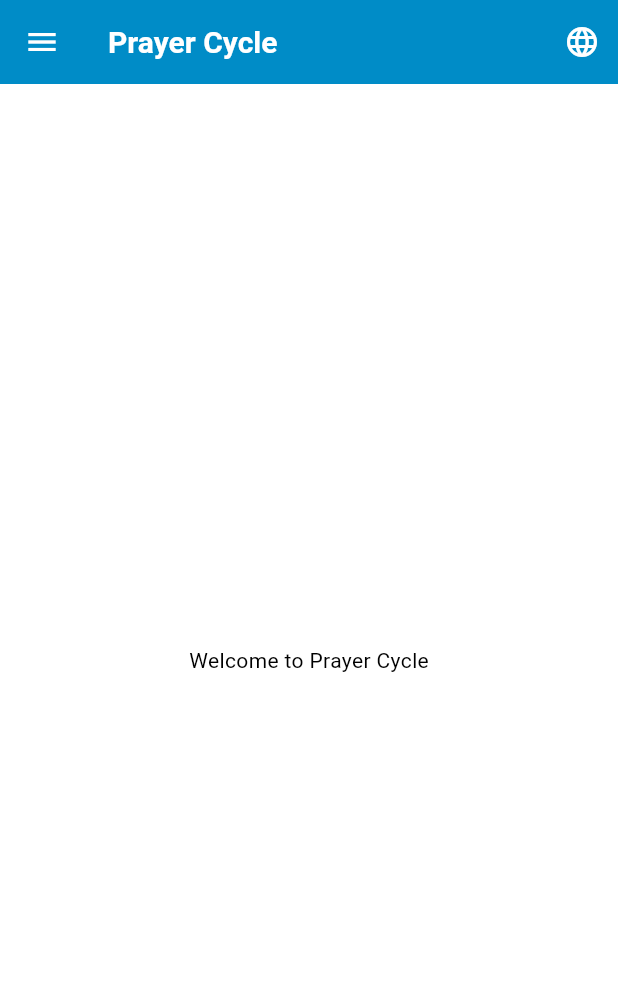
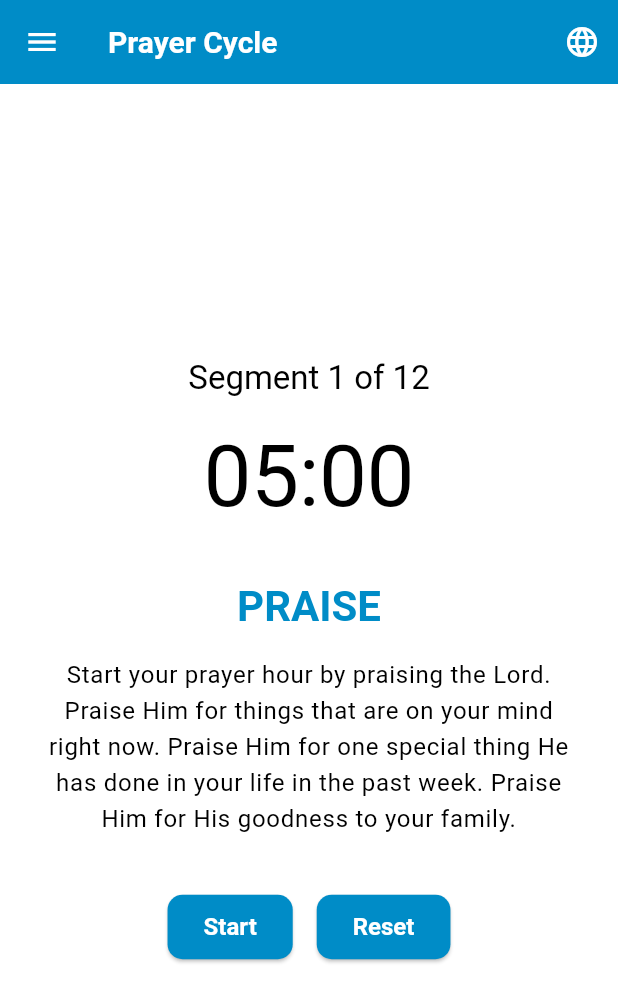
Before and after one commit to ZumeProject/prayer-cycle, a Flutter app: the screen it shows after launch, on a phone screen of 412 x 824 dp. Shown: the top 1002 px of the screen. Run offline on Flutter 3.47's test engine with Material 3 defaults, Android fonts, the light colour scheme and no system bars; our stand-ins replace audioplayers, shared_preferences; generated files the repository leaves out were written again.

Commit message:
Add audioplayers dependency and integrate PrayerTimer widget in HomeScreen. Update plugin registration for Linux and Windows platforms.

```diff
--- a/lib/screens/home_screen.dart
+++ b/lib/screens/home_screen.dart
@@ -2,6 +2,7 @@ import 'package:flutter/material.dart';
 import '../l10n/app_localizations.dart';
 import '../widgets/drawer_menu.dart';
 import '../widgets/language_selector.dart';
+import '../widgets/prayer_timer.dart';
 
 class HomeScreen extends StatelessWidget {
   final Function(Locale)? setLocale;
@@ -24,9 +25,7 @@ class HomeScreen extends StatelessWidget {
         ],
       ),
       drawer: DrawerMenu(setLocale: setLocale),
-      body: const Center(
-        child: Text('Welcome to Prayer Cycle'),
-      ),
+      body: const PrayerTimer(),
     );
   }
 }
--- /dev/null
+++ b/lib/widgets/prayer_timer.dart
@@ -0,0 +1,203 @@
+import 'dart:async';
+import 'package:flutter/material.dart';
+import 'package:audioplayers/audioplayers.dart';
+
+class PrayerTimer extends StatefulWidget {
+  const PrayerTimer({super.key});
+
+  @override
+  State<PrayerTimer> createState() => _PrayerTimerState();
+}
+
+class _PrayerTimerState extends State<PrayerTimer> {
+  final List<Map<String, String>> _segments = [
+    {
+      'title': 'PRAISE',
+      'description': 'Start your prayer hour by praising the Lord. Praise Him for things that are on your mind right now. Praise Him for one special thing He has done in your life in the past week. Praise Him for His goodness to your family.',
+    },
+    {
+      'title': 'WAIT',
+      'description': 'Spend time waiting on the Lord. Be silent and let Him pull together reflections for you.',
+    },
+    {
+      'title': 'CONFESS',
+      'description': 'Ask the Holy Spirit to show you anything in your life that might be displeasing to Him. Ask Him to point out attitudes that are wrong, as well as specific acts for which you have not yet made a prayer of confession. Now confess that to the Lord so that you might be cleansed.',
+    },
+    {
+      'title': 'READ THE WORD',
+      'description': 'Spend time reading in the Psalms, in the prophets, or passages on prayer located in the New Testament.',
+    },
+    {
+      'title': 'ASK',
+      'description': 'Make requests on behalf of yourself.',
+    },
+    {
+      'title': 'INTERCESSION',
+      'description': 'Make requests on behalf of others.',
+    },
+    {
+      'title': 'PRAY THE WORD',
+      'description': 'Pray specific passages. Scriptural prayers as well as a number of Psalms lend themselves well to this purpose.',
+    },
+    {
+      'title': 'THANK',
+      'description': 'Give thanks to the Lord for the things in your life, on behalf of your family, and on behalf of your church.',
+    },
+    {
+      'title': 'SING',
+      'description': 'Sing songs of praise or worship or another hymn or spiritual song.',
+    },
+    {
+      'title': 'MEDITATE',
+      'description': 'Ask the Lord to speak to you. Have a pen and paper ready to record impressions He gives you.',
+    },
+    {
+      'title': 'LISTEN',
+      'description': 'Spend time merging the things you have read, things you have prayed and things you have sung and see how the Lord brings them all together to speak to you.',
+    },
+    {
+      'title': 'PRAISE',
+      'description': 'Praise the Lord for the time you have had to spend with Him and the impressions He has given you. Praise Him for His glorious attributes.',
+    },
+  ];
+
+  int _currentSegment = 0;
+  int _timeRemaining = 300; // 5 minutes in seconds
+  bool _isRunning = false;
+  Timer? _timer;
+  final AudioPlayer _audioPlayer = AudioPlayer();
+
+  @override
+  void initState() {
+    super.initState();
+    _loadBeepSound();
+  }
+
+  @override
+  void dispose() {
+    _timer?.cancel();
+    _audioPlayer.dispose();
+    super.dispose();
+  }
+
+  Future<void> _loadBeepSound() async {
+    await _audioPlayer.setSource(AssetSource('sounds/beep.mp3'));
+  }
+
+  void _startTimer() {
+    if (_isRunning) return;
+    setState(() {
+      _isRunning = true;
+    });
+    _timer = Timer.periodic(const Duration(seconds: 1), (timer) {
+      setState(() {
+        if (_timeRemaining > 0) {
+          _timeRemaining--;
+        } else {
+          _timer?.cancel();
+          _isRunning = false;
+          _playBeep();
+          if (_currentSegment < _segments.length - 1) {
+            _currentSegment++;
+            _timeRemaining = 300;
+            _startTimer();
+          }
+        }
+      });
+    });
+  }
+
+  void _pauseTimer() {
+    _timer?.cancel();
+    setState(() {
+      _isRunning = false;
+    });
+  }
+
+  void _resetTimer() {
+    _timer?.cancel();
+    setState(() {
+      _currentSegment = 0;
+      _timeRemaining = 300;
+      _isRunning = false;
+    });
+  }
+
+  Future<void> _playBeep() async {
+    await _audioPlayer.play(AssetSource('sounds/beep.mp3'));
+  }
+
+  String _formatTime(int seconds) {
+    int minutes = seconds ~/ 60;
+    int remainingSeconds = seconds % 60;
+    return '${minutes.toString().padLeft(2, '0')}:${remainingSeconds.toString().padLeft(2, '0')}';
+  }
+
+  @override
+  Widget build(BuildContext context) {
+    return Padding(
+      padding: const EdgeInsets.all(16.0),
+      child: Column(
+        mainAxisAlignment: MainAxisAlignment.center,
+        children: [
+          Text(
+            'Segment ${_currentSegment + 1} of 12',
+            style: Theme.of(context).textTheme.titleLarge,
+          ),
+          const SizedBox(height: 20),
+          Text(
+            _formatTime(_timeRemaining),
+            style: Theme.of(context).textTheme.displayLarge,
+          ),
+          const SizedBox(height: 20),
+          Container(
+            padding: const EdgeInsets.all(16),
+            decoration: BoxDecoration(
+              color: Theme.of(context).colorScheme.surfaceVariant,
+              borderRadius: BorderRadius.circular(12),
+            ),
+            child: Column(
+              children: [
+                Text(
+                  _segments[_currentSegment]['title']!,
+                  style: Theme.of(context).textTheme.headlineMedium?.copyWith(
+                    fontWeight: FontWeight.bold,
+                    color: Theme.of(context).colorScheme.primary,
+                  ),
+                  textAlign: TextAlign.center,
+                ),
+                const SizedBox(height: 16),
+                Text(
+                  _segments[_currentSegment]['description']!,
+                  textAlign: TextAlign.center,
+                  style: Theme.of(context).textTheme.bodyLarge,
+                ),
+              ],
+            ),
+          ),
+          const SizedBox(height: 20),
+          Row(
+            mainAxisAlignment: MainAxisAlignment.center,
+            children: [
+              if (!_isRunning)
+                ElevatedButton(
+                  onPressed: _startTimer,
+                  child: const Text('Start'),
+                )
+              else
+                ElevatedButton(
+                  onPressed: _pauseTimer,
+                  child: const Text('Pause'),
+                ),
+              const SizedBox(width: 16),
+              ElevatedButton(
+                onPressed: _resetTimer,
+                child: const Text('Reset'),
+              ),
+            ],
+          ),
+        ],
+      ),
+    );
+  }
+}
--- a/pubspec.yaml
+++ b/pubspec.yaml
@@ -41,6 +41,7 @@ dependencies:
   path_provider: ^2.1.2
   flutter_launcher_icons: ^0.14.3
   url_launcher: ^6.0.0
+  audioplayers: ^5.2.1
 
 dev_dependencies:
   flutter_test:
@@ -70,6 +71,7 @@ flutter:
     - assets/images/
     - assets/l10n/
     - assets/icons/
+    - assets/sounds/
 
   # An image asset can refer to one or more resolution-specific "variants", see
   # https://flutter.dev/to/resolution-aware-images
```
Also changed, not shown: 5 other files.
